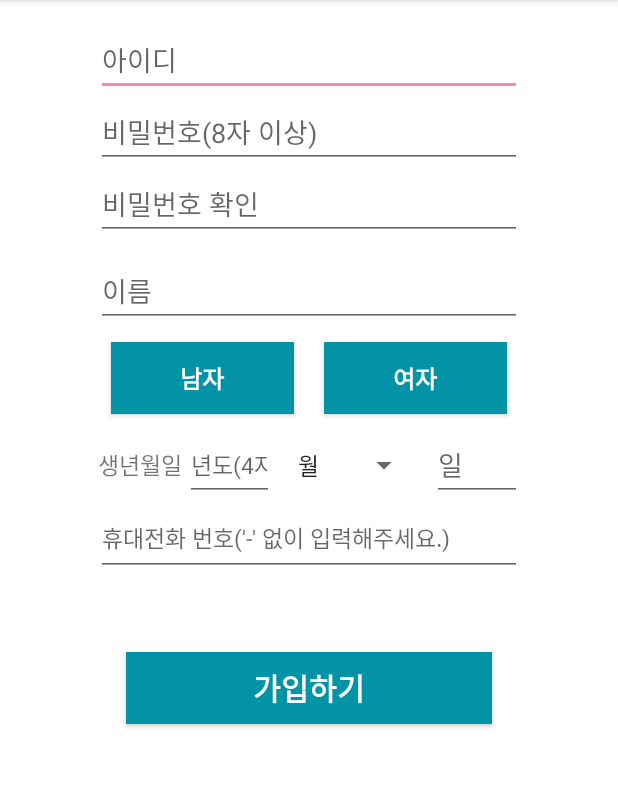
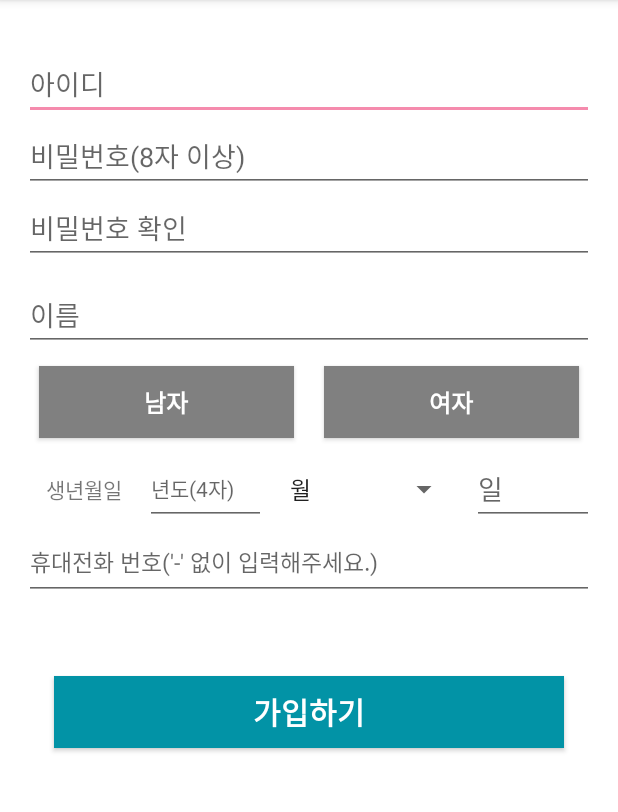
Before and after one commit to IamSSam/SmartHealthManager, an Android app: the SignUpActivity screen opened directly, with no data from a screen before it, after a tap on "가입하기", on a phone screen of 412 x 824 dp, the part 84-896 px from its top. Run offline under Robolectric (Android 15) with nearby library versions, the phone set to English and light mode, and no system bars.

Commit message:
Modify SignUpActivity xml

```diff
--- a/SmartHealthManager/app/src/main/java/com/awesome/smarthealthmanager/LoginActivity.java
+++ b/SmartHealthManager/app/src/main/java/com/awesome/smarthealthmanager/LoginActivity.java
@@ -82,7 +82,6 @@ public class LoginActivity extends AppCompatActivity {
         ImageLoader.getInstance().init(config);
 
         mEmailView = (AutoCompleteTextView) findViewById(R.id.email);
-
         mPasswordView = (EditText) findViewById(R.id.password);
 
         Button signUpButton = (Button) findViewById(R.id.signUpButton);
--- a/SmartHealthManager/app/src/main/java/com/awesome/smarthealthmanager/SignUpActivity.java
+++ b/SmartHealthManager/app/src/main/java/com/awesome/smarthealthmanager/SignUpActivity.java
@@ -89,8 +89,8 @@ public class SignUpActivity extends AppCompatActivity {
             public void onClick(View v) {
                 Intent intent = new Intent(SignUpActivity.this, MainActivity.class);
 
-                if (userId.getText().length() == 0 || userPwd.getText().length() < 10) {
-                    Toast.makeText(SignUpActivity.this, "아이디와 비밀번호를 확인해주세요. 비밀번호는 10자 이상으로 입력해주세요.", Toast.LENGTH_LONG).show();
+                if (userId.getText().length() == 0 || userPwd.getText().length() < 8) {
+                    Toast.makeText(SignUpActivity.this, "아이디와 비밀번호를 확인해주세요. 비밀번호는 8자 이상으로 입력해주세요.", Toast.LENGTH_LONG).show();
                 } else if (!userPwd.getText().toString().equals(comparePwd.getText().toString())) {
                     Toast.makeText(SignUpActivity.this, "입력한 비밀번호가 같지 않습니다.", Toast.LENGTH_SHORT).show();
                     comparePwd.hasFocus();
--- a/SmartHealthManager/app/src/main/res/layout/activity_sign_up.xml
+++ b/SmartHealthManager/app/src/main/res/layout/activity_sign_up.xml
@@ -2,9 +2,7 @@
 <ScrollView xmlns:android="http://schemas.android.com/apk/res/android"
     android:layout_width="match_parent"
     android:layout_height="match_parent"
-    android:focusable="true"
     android:background="#FFFFFF"
-    android:focusableInTouchMode="true"
     android:orientation="vertical">
 
     <LinearLayout xmlns:tools="http://schemas.android.com/tools"
@@ -13,9 +11,9 @@
         android:layout_height="match_parent"
         android:orientation="vertical"
         android:paddingBottom="16dp"
-        android:paddingLeft="64dp"
-        android:paddingRight="64dp"
-        android:paddingTop="16dp"
+        android:paddingLeft="16dp"
+        android:paddingRight="16dp"
+        android:paddingTop="32dp"
         tools:context="com.awesome.smarthealthmanager.SignUpActivity">
 
         <LinearLayout
@@ -25,6 +23,8 @@
             <LinearLayout
                 android:layout_width="match_parent"
                 android:layout_height="wrap_content"
+                android:focusable="true"
+                android:focusableInTouchMode="true"
                 android:orientation="vertical">
 
                 <!--  <ImageView
@@ -95,7 +95,6 @@
                     android:layout_margin="10dp"
                     android:layout_weight="1"
                     android:background="@drawable/button_selector"
-                    android:backgroundTint="#0293a6"
                     android:text="남자"
                     android:textColor="#FFFFFF"
                     android:textSize="16sp"
@@ -108,7 +107,6 @@
                     android:layout_margin="10dp"
                     android:layout_weight="1"
                     android:background="@drawable/button_selector"
-                    android:backgroundTint="#0293a6"
                     android:text="여자"
                     android:textColor="#FFFFFF"
                     android:textSize="16sp"
@@ -127,8 +125,7 @@
                     android:layout_height="match_parent"
                     android:layout_weight="1"
                     android:gravity="center_vertical|center_horizontal"
-                    android:text="생년월일"
-                    android:textSize="15sp" />
+                    android:text="생년월일" />
 
                 <EditText
                     android:id="@+id/user_birth"
@@ -138,7 +135,7 @@
                     android:hint="년도(4자)"
                     android:inputType="number"
                     android:maxLength="4"
-                    android:textSize="15sp" />
+                    android:textSize="14sp" />
 
                 <Spinner
                     android:id="@+id/spinner"
@@ -197,7 +194,7 @@
 
         <LinearLayout
             android:layout_width="match_parent"
-            android:layout_height="20dp"></LinearLayout>
+            android:layout_height="10dp"></LinearLayout>
 
     </LinearLayout>
 </ScrollView>
--- a/SmartHealthManager/app/src/main/res/values/colors.xml
+++ b/SmartHealthManager/app/src/main/res/values/colors.xml
@@ -3,8 +3,8 @@
     <color name="colorPrimary">#3F51B5</color>
     <color name="colorPrimaryDark">#303F9F</color>
     <color name="colorAccent">#f58bad</color>
-    <drawable name="btn_select">#000080</drawable>
-    <drawable name="btn_default">#4169E1</drawable>
+    <drawable name="btn_select">#0293a6</drawable>
+    <drawable name="btn_default">#808080</drawable>
     <drawable name="btn_press">#000000</drawable>
     <drawable name="white">#FFFFFF</drawable>
 </resources>
```
Also changed, not shown: SmartHealthManager/app/src/main/AndroidManifest.xml (+6 -4 lines), SmartHealthManager/app/src/main/res/layout/activity_login.xml (+12 -7 lines).
